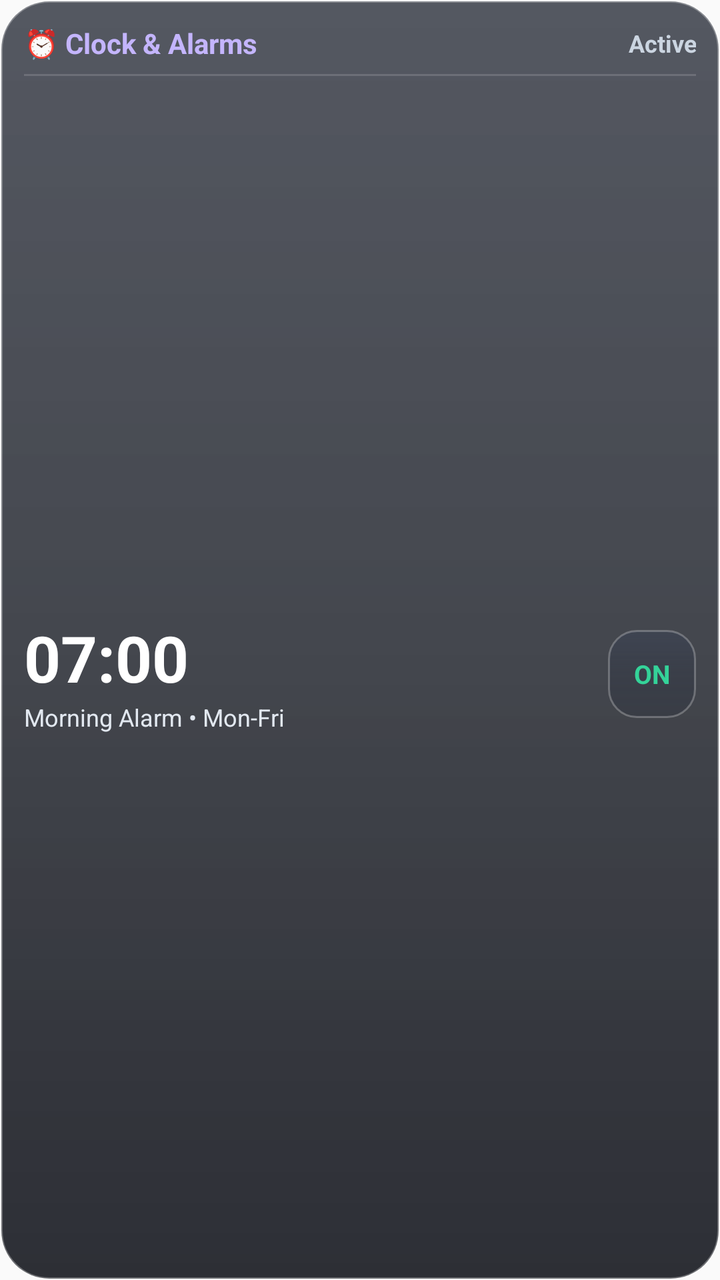
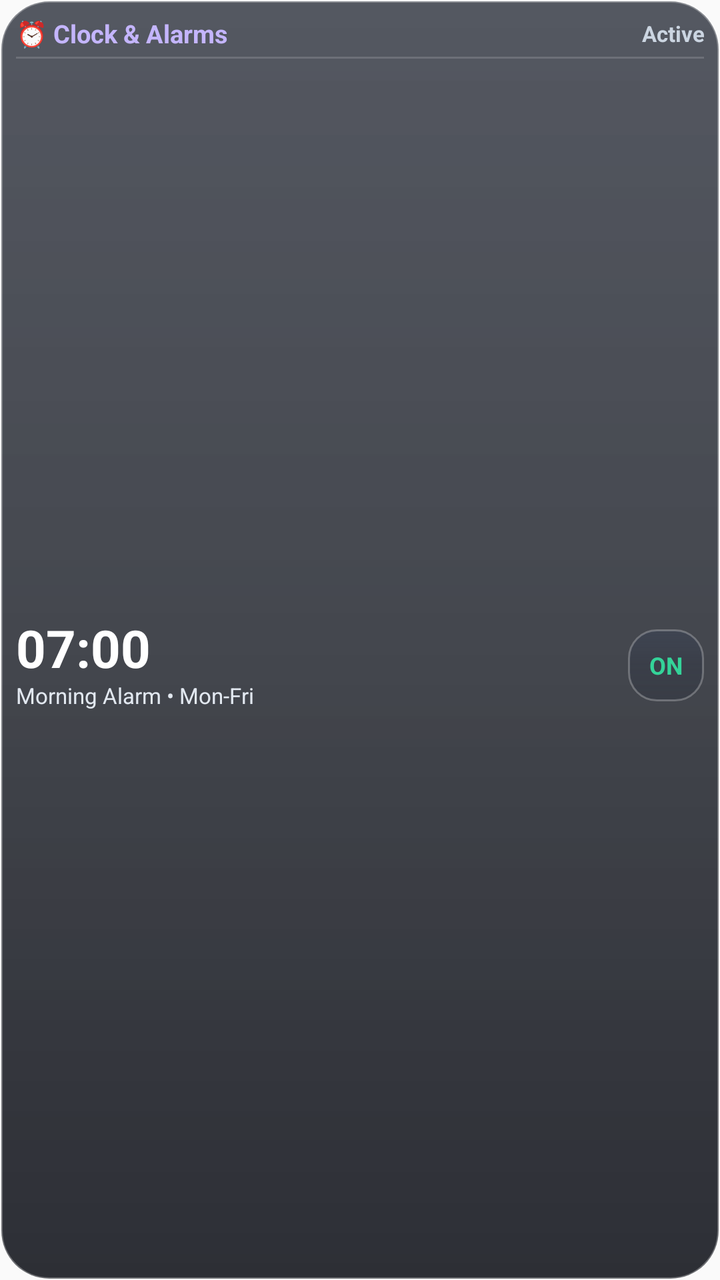

Compare the two renders of this Android layout. The source of the first and the diff that turns it into the second are given below.
<!-- AndroidManifest.xml: application theme AppTheme -->
<!-- res/layout/widget_clock.xml -->
<?xml version="1.0" encoding="utf-8"?>
<LinearLayout xmlns:android="http://schemas.android.com/apk/res/android"
    android:id="@+id/widget_clock_root"
    android:layout_width="match_parent"
    android:layout_height="match_parent"
    android:background="@drawable/widget_bg"
    android:orientation="vertical"
    android:padding="12dp">

    
    <LinearLayout
        android:layout_width="match_parent"
        android:layout_height="wrap_content"
        android:gravity="center_vertical"
        android:orientation="horizontal">

        <TextView
            android:layout_width="wrap_content"
            android:layout_height="wrap_content"
            android:text="⏰ Clock &amp; Alarms"
            android:textColor="#C4B5FD"
            android:textSize="14sp"
            android:textStyle="bold" />

        <TextView
            android:id="@+id/widget_clock_status_tag"
            android:layout_width="0dp"
            android:layout_height="wrap_content"
            android:layout_marginStart="8dp"
            android:layout_weight="1"
            android:gravity="end"
            android:text="Active"
            android:textColor="#CBD5E1"
            android:textSize="12sp"
            android:textStyle="bold" />
    </LinearLayout>

    <ImageView
        android:layout_width="match_parent"
        android:layout_height="1dp"
        android:layout_marginTop="6dp"
        android:layout_marginBottom="8dp"
        android:background="#26FFFFFF" />

    
    <LinearLayout
        android:layout_width="match_parent"
        android:layout_height="0dp"
        android:layout_weight="1"
        android:gravity="center_vertical"
        android:orientation="horizontal">

        <LinearLayout
            android:layout_width="0dp"
            android:layout_height="wrap_content"
            android:layout_weight="1"
            android:orientation="vertical">

            <TextView
                android:id="@+id/widget_clock_time_text"
                android:layout_width="wrap_content"
                android:layout_height="wrap_content"
                android:text="07:00"
                android:textColor="#FFFFFF"
                android:textSize="32sp"
                android:textStyle="bold" />

            <TextView
                android:id="@+id/widget_clock_label_text"
                android:layout_width="wrap_content"
                android:layout_height="wrap_content"
                android:ellipsize="end"
                android:maxLines="1"
                android:text="Morning Alarm • Mon-Fri"
                android:textColor="#E2E8F0"
                android:textSize="12sp" />
        </LinearLayout>

        
        <TextView
            android:id="@+id/btn_widget_toggle_alarm"
            android:layout_width="44dp"
            android:layout_height="44dp"
            android:background="@drawable/widget_btn_bg"
            android:gravity="center"
            android:text="ON"
            android:textColor="#34D399"
            android:textSize="13sp"
            android:textStyle="bold" />
    </LinearLayout>

</LinearLayout>
<!-- resources referenced by this layout -->
<resources>
  <!-- drawable widget_bg (drawable) -->
  <?xml version="1.0" encoding="utf-8"?>
  <shape xmlns:android="http://schemas.android.com/apk/res/android"
      android:shape="rectangle">
      <corners android:radius="24dp" />
      <gradient
          android:angle="270"
          android:startColor="#B8141926"
          android:centerColor="#C40D111A"
          android:endColor="#D9080A12" />
      <stroke
          android:width="1.2dp"
          android:color="#4DFFFFFF" />
  </shape>
  <!-- drawable widget_btn_bg (drawable) -->
  <?xml version="1.0" encoding="utf-8"?>
  <shape xmlns:android="http://schemas.android.com/apk/res/android"
      android:shape="rectangle">
      <corners android:radius="14dp" />
      <gradient
          android:angle="270"
          android:startColor="#59333E56"
          android:centerColor="#4421293C"
          android:endColor="#36171E2E" />
      <stroke
          android:width="1dp"
          android:color="#40FFFFFF" />
  </shape>
  <style name="AppTheme" parent="Theme.AppCompat.Light.DarkActionBar">
          
          <item name="colorPrimary">@color/colorPrimary</item>
          <item name="colorPrimaryDark">@color/colorPrimaryDark</item>
          <item name="colorAccent">@color/colorAccent</item>
      </style>
</resources>

<!-- the commit's change to res/layout/widget_clock.xml (unified diff, before → after) -->
@@ -5,7 +5,7 @@
     android:layout_height="match_parent"
     android:background="@drawable/widget_bg"
     android:orientation="vertical"
-    android:padding="12dp">
+    android:padding="8dp">
 
     
     <LinearLayout
@@ -19,7 +19,7 @@
             android:layout_height="wrap_content"
             android:text="⏰ Clock &amp; Alarms"
             android:textColor="#C4B5FD"
-            android:textSize="14sp"
+            android:textSize="12.5sp"
             android:textStyle="bold" />
 
         <TextView
@@ -31,15 +31,15 @@
             android:gravity="end"
             android:text="Active"
             android:textColor="#CBD5E1"
-            android:textSize="12sp"
+            android:textSize="11sp"
             android:textStyle="bold" />
     </LinearLayout>
 
     <ImageView
         android:layout_width="match_parent"
         android:layout_height="1dp"
-        android:layout_marginTop="6dp"
-        android:layout_marginBottom="8dp"
+        android:layout_marginTop="3dp"
+        android:layout_marginBottom="4dp"
         android:background="#26FFFFFF" />
 
     
@@ -60,9 +60,10 @@
                 android:id="@+id/widget_clock_time_text"
                 android:layout_width="wrap_content"
                 android:layout_height="wrap_content"
+                android:includeFontPadding="false"
                 android:text="07:00"
                 android:textColor="#FFFFFF"
-                android:textSize="32sp"
+                android:textSize="26sp"
                 android:textStyle="bold" />
 
             <TextView
@@ -73,19 +74,19 @@
                 android:maxLines="1"
                 android:text="Morning Alarm • Mon-Fri"
                 android:textColor="#E2E8F0"
-                android:textSize="12sp" />
+                android:textSize="11sp" />
         </LinearLayout>
 
         
         <TextView
             android:id="@+id/btn_widget_toggle_alarm"
-            android:layout_width="44dp"
-            android:layout_height="44dp"
+            android:layout_width="38dp"
+            android:layout_height="36dp"
             android:background="@drawable/widget_btn_bg"
             android:gravity="center"
             android:text="ON"
             android:textColor="#34D399"
-            android:textSize="13sp"
+            android:textSize="12sp"
             android:textStyle="bold" />
     </LinearLayout>
 
